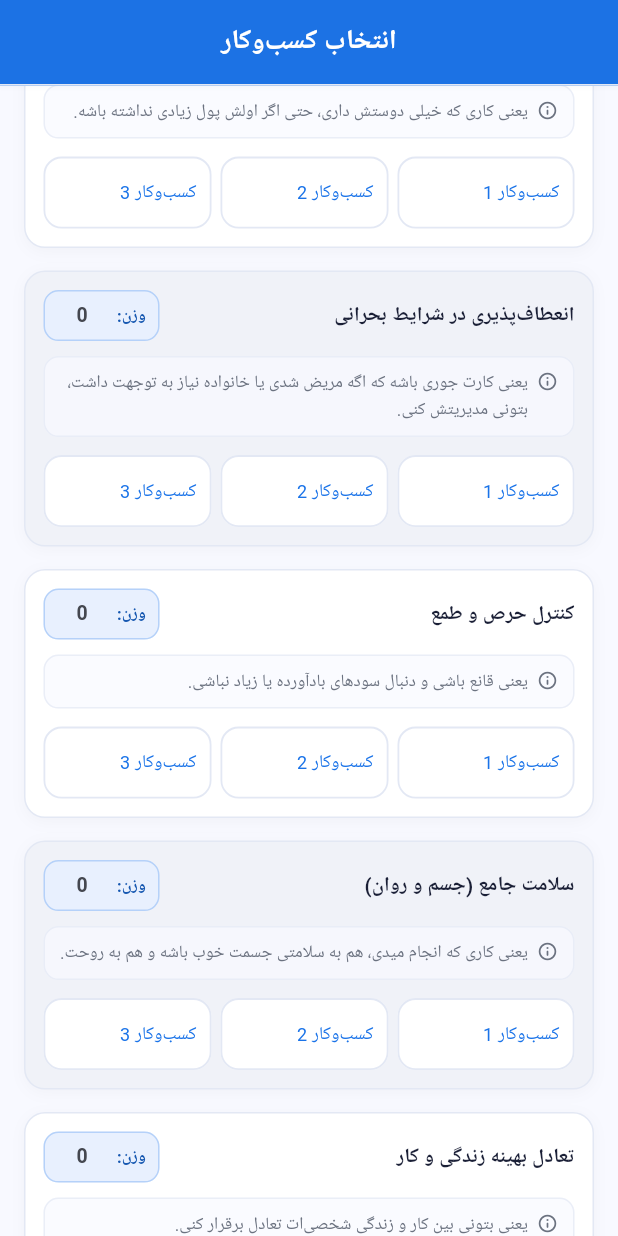
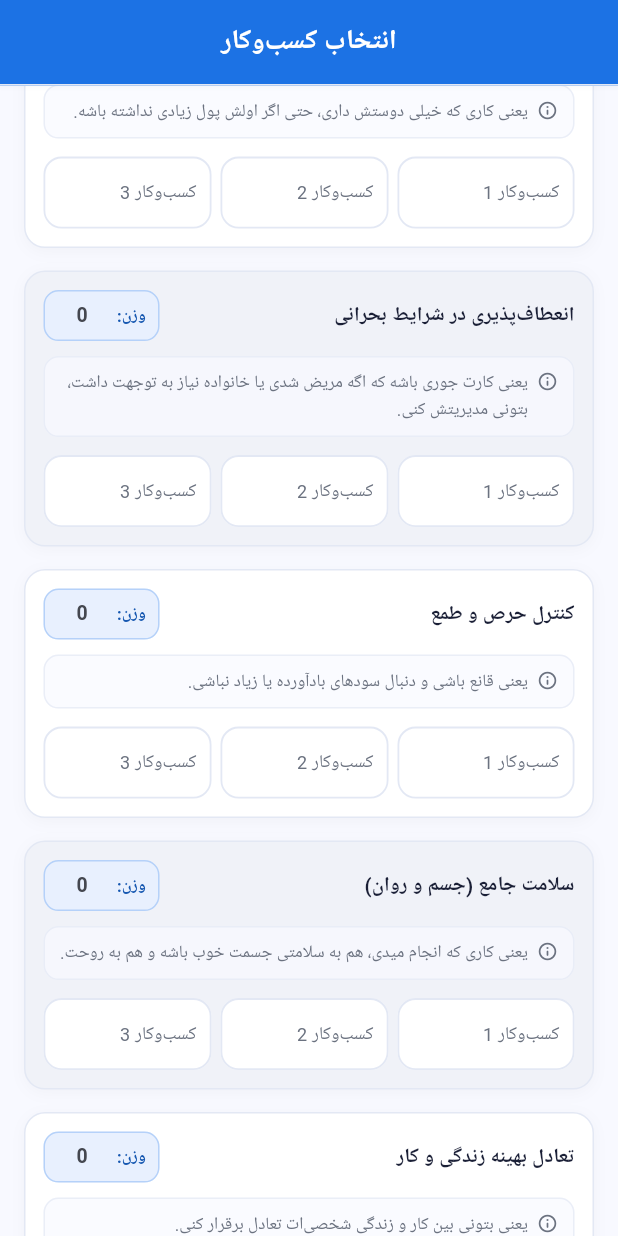
Before and after one commit to Pgh2005/KarAfarinJoo, a Flutter app: the BusinessSelectionPage screen opened directly with empty values, scrolled down 576 dp, on a phone screen of 412 x 824 dp. Run offline on Flutter 3.47's test engine with Material 3 defaults, Android fonts, the phone set to English and light mode, and no system bars; our stand-ins replace flutter_dotenv, flutter_riverpod, go_router, shamsi_date, share_plus, supabase_flutter; accounts and stored records are empty.

Commit message:
edit textfield style

```diff
--- a/lib/features/forms/pages/page4/presentation/business_selection_page.dart
+++ b/lib/features/forms/pages/page4/presentation/business_selection_page.dart
@@ -533,7 +533,7 @@ class _CriteriaRowState extends State<_CriteriaRow> {
                       labelText: bizName,
                       labelStyle: const TextStyle(
                         fontSize: 12,
-                        color: AppTheme.primary,
+                        color: AppTheme.textSecondary,
                       ),
                       errorText: error,
                       errorStyle: const TextStyle(fontSize: 9),
```
